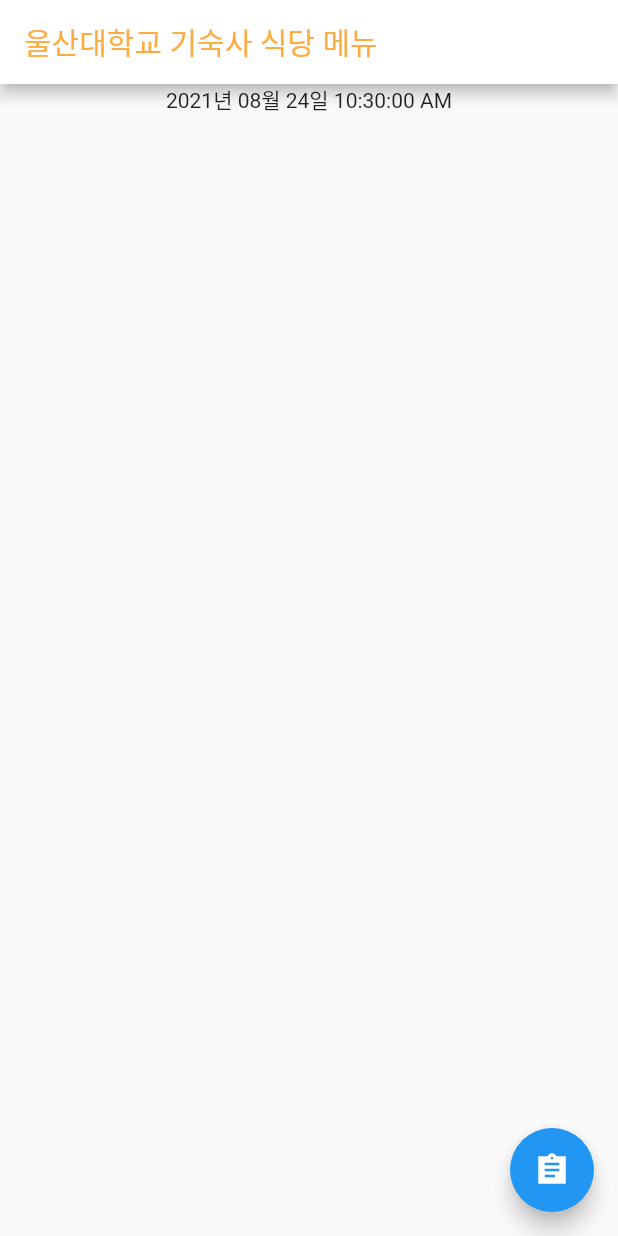
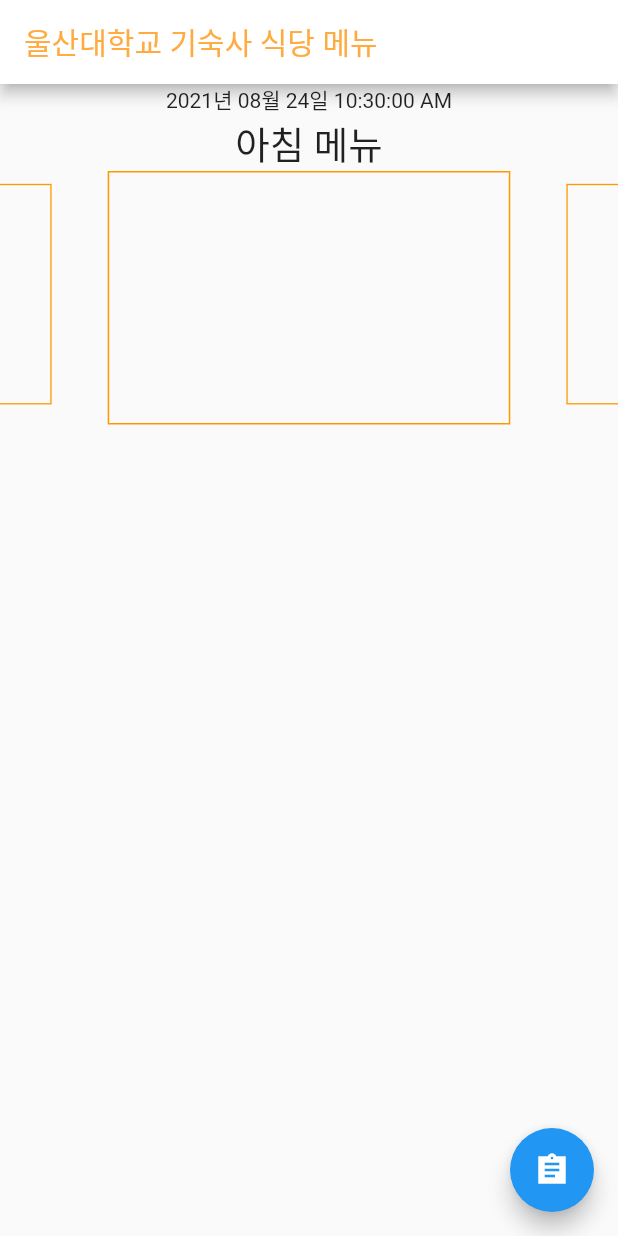
Before and after one commit to mkdevelop5002/UOU_ssik_ssik, a Flutter app: the screen it shows after launch, on a phone screen of 412 x 824 dp. Run offline on Flutter 3.47's test engine with Material 2 defaults, Android fonts, the phone set to English and light mode, and no system bars; drawn by our look-alikes of carousel_slider; our stand-ins replace date_format, timer_builder.

```diff
--- a/lib/screen/homepage.dart
+++ b/lib/screen/homepage.dart
@@ -1,3 +1,4 @@
+import 'package:carousel_slider/carousel_slider.dart';
 import 'package:flutter/material.dart';
 import 'package:kisik_app/screen/weekMenu.dart';
 import 'package:date_format/date_format.dart';
@@ -11,6 +12,43 @@ Widget realTime() {
           [yyyy, '년 ', mm, '월 ', dd, '일 ', hh, ':', nn, ':', ss, ' ', am]));
     },
   );
+}
+
+Widget horizontalDragAnimate() {
+  List payloadList = ['아침 메뉴', '점심 메뉴', '저녁 메뉴'];
+  return CarouselSlider(
+      options: CarouselOptions(
+        viewportFraction: 0.7,
+        aspectRatio: 2.0,
+        autoPlay: true,
+        enlargeCenterPage: true,
+      ),
+      items: payloadList.map((payload) {
+        return Builder(builder: (BuildContext context) {
+          return Column(
+            children: <Widget>[
+              Text(
+                payload,
+                style: TextStyle(fontSize: 25),
+              ),
+              Flexible(
+                child: Container(
+                  width: MediaQuery.of(context).size.width,
+                  margin: EdgeInsets.symmetric(horizontal: 10.0),
+                  decoration: BoxDecoration(
+                    border: Border.all(
+                      width: 1,
+                      color: Colors.orange,
+                    ),
+                    color: Colors.transparent,
+                  ),
+                  //fit: BoxFit.fill,
+                ),
+              ),
+            ],
+          );
+        });
+      }).toList());
 }
 
 class MyHomePage extends StatefulWidget {
@@ -37,6 +75,7 @@ class _MyHomePageState extends State<MyHomePage> {
         child: Column(
           children: <Widget>[
             realTime(),
+            horizontalDragAnimate(),
           ],
         ),
       ),
--- a/pubspec.yaml
+++ b/pubspec.yaml
@@ -31,6 +31,7 @@ dependencies:
   intl: ^0.17.0
   timer_builder: ^2.0.0
   date_format: ^2.0.4
+  carousel_slider: ^4.0.0
 
 dev_dependencies:
   flutter_test:
```
Also changed, not shown: pubspec.lock.
